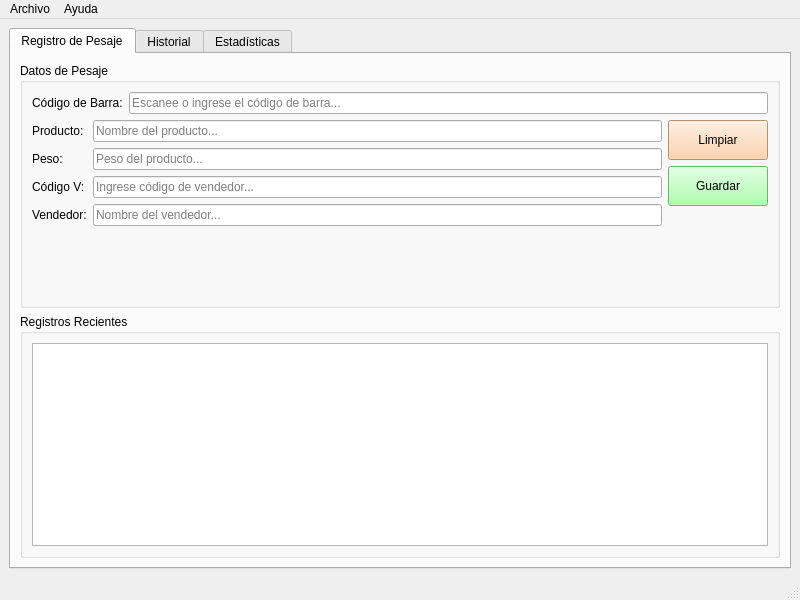
Before: the Qt Designer form src/ui/main_window.ui in Dio1807/carnivendedor, drawn with Qt 5.
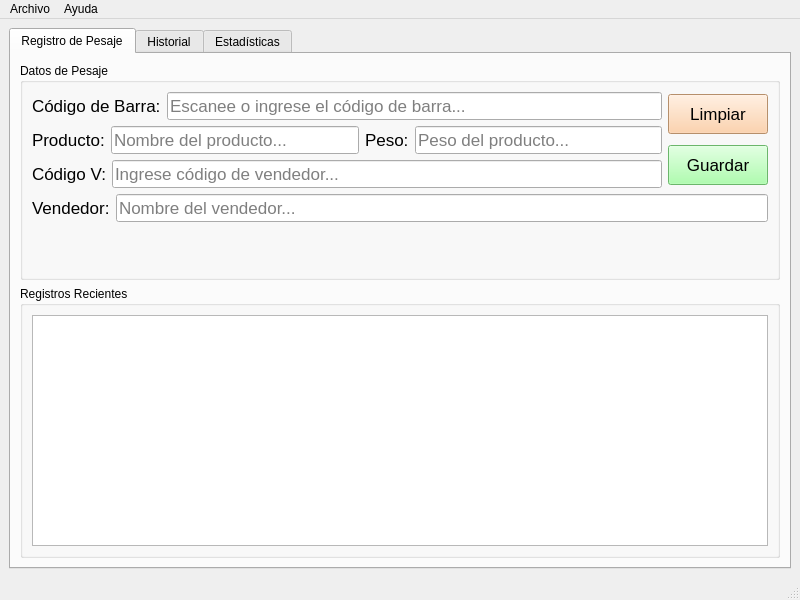
After: the same form once the commit is applied.

What changed in the file:
```diff
--- a/src/ui/main_window.ui
+++ b/src/ui/main_window.ui
@@ -30,38 +30,28 @@
           <property name="title">
            <string>Datos de Pesaje</string>
           </property>
-          <layout class="QVBoxLayout" name="verticalLayout_formulario">
+          <layout class="QGridLayout" name="gridLayout">
+           <item row="1" column="0" rowspan="2">
+            <layout class="QHBoxLayout" name="horizontalLayout_3">
            <item>
-            <layout class="QHBoxLayout" name="horizontalLayout_codigo_barra">
-             <item>
-              <widget class="QLabel" name="label_codigo_barra">
-               <property name="text">
-                <string>Código de Barra:</string>
+              <widget class="QLabel" name="label_producto_3">
+               <property name="font">
+                <font>
+                 <pointsize>13</pointsize>
+                </font>
                </property>
-              </widget>
-             </item>
-             <item>
-              <widget class="QLineEdit" name="lineEdit_codigo_barra">
-               <property name="placeholderText">
-                <string>Escanee o ingrese el código de barra...</string>
-               </property>
-              </widget>
-             </item>
-            </layout>
-           </item>
-           <item>
-            <layout class="QHBoxLayout" name="horizontalLayout_datos">
-             <item>
-              <layout class="QFormLayout" name="formLayout_datos">
-               <item row="0" column="0">
-                <widget class="QLabel" name="label_producto">
                  <property name="text">
                   <string>Producto:</string>
                  </property>
                 </widget>
                </item>
-               <item row="0" column="1">
-                <widget class="QLineEdit" name="lineEdit_producto">
+             <item>
+              <widget class="QLineEdit" name="lineEdit_producto_3">
+               <property name="font">
+                <font>
+                 <pointsize>13</pointsize>
+                </font>
+               </property>
                  <property name="readOnly">
                   <bool>true</bool>
                  </property>
@@ -70,15 +60,25 @@
                  </property>
                 </widget>
                </item>
-               <item row="1" column="0">
-                <widget class="QLabel" name="label_peso">
+             <item>
+              <widget class="QLabel" name="label_peso_3">
+               <property name="font">
+                <font>
+                 <pointsize>13</pointsize>
+                </font>
+               </property>
                  <property name="text">
                   <string>Peso:</string>
                  </property>
                 </widget>
                </item>
-               <item row="1" column="1">
-                <widget class="QLineEdit" name="lineEdit_peso">
+             <item>
+              <widget class="QLineEdit" name="lineEdit_peso_3">
+               <property name="font">
+                <font>
+                 <pointsize>13</pointsize>
+                </font>
+               </property>
                  <property name="readOnly">
                   <bool>true</bool>
                  </property>
@@ -87,49 +87,49 @@
                  </property>
                 </widget>
                </item>
-               <item row="2" column="0">
-                <widget class="QLabel" name="label_codigo_vendedor">
+            </layout>
+           </item>
+           <item row="3" column="0">
+            <layout class="QHBoxLayout" name="horizontalLayout_4">
+             <item>
+              <widget class="QLabel" name="label_codigo_vendedor_3">
+               <property name="font">
+                <font>
+                 <pointsize>13</pointsize>
+                </font>
+               </property>
                  <property name="text">
                   <string>Código V:</string>
                  </property>
                 </widget>
                </item>
-               <item row="2" column="1">
-                <widget class="QLineEdit" name="lineEdit_codigo_vendedor">
+             <item>
+              <widget class="QLineEdit" name="lineEdit_codigo_vendedor_3">
+               <property name="font">
+                <font>
+                 <pointsize>13</pointsize>
+                </font>
+               </property>
                  <property name="placeholderText">
                   <string>Ingrese código de vendedor...</string>
                  </property>
                 </widget>
                </item>
-               <item row="3" column="0">
-                <widget class="QLabel" name="label_vendedor">
-                 <property name="text">
-                  <string>Vendedor:</string>
-                 </property>
-                </widget>
-               </item>
-               <item row="3" column="1">
-                <widget class="QLineEdit" name="lineEdit_vendedor">
-                 <property name="readOnly">
-                  <bool>true</bool>
-                 </property>
-                 <property name="placeholderText">
-                  <string>Nombre del vendedor...</string>
-                 </property>
-                </widget>
-               </item>
-              </layout>
-             </item>
-             <item>
-              <layout class="QVBoxLayout" name="verticalLayout_botones">
-               <item>
-                <widget class="QPushButton" name="pushButton_limpiar">
+            </layout>
+           </item>
+           <item row="0" column="1" rowspan="2">
+            <widget class="QPushButton" name="pushButton_limpiar_2">
                  <property name="minimumSize">
                   <size>
                    <width>100</width>
                    <height>40</height>
                   </size>
                  </property>
+             <property name="font">
+              <font>
+               <pointsize>13</pointsize>
+              </font>
+             </property>
                  <property name="styleSheet">
                   <string notr="true">background-color: rgb(255, 200, 150);</string>
                  </property>
@@ -138,14 +138,47 @@
                  </property>
                 </widget>
                </item>
+           <item row="0" column="0">
+            <layout class="QHBoxLayout" name="horizontalLayout">
                <item>
-                <widget class="QPushButton" name="pushButton_guardar">
+              <widget class="QLabel" name="label_codigo_barra_3">
+               <property name="font">
+                <font>
+                 <pointsize>13</pointsize>
+                </font>
+               </property>
+               <property name="text">
+                <string>Código de Barra:</string>
+               </property>
+              </widget>
+             </item>
+             <item>
+              <widget class="QLineEdit" name="lineEdit_codigo_barra_3">
+               <property name="font">
+                <font>
+                 <pointsize>13</pointsize>
+                </font>
+               </property>
+               <property name="placeholderText">
+                <string>Escanee o ingrese el código de barra...</string>
+               </property>
+              </widget>
+             </item>
+            </layout>
+           </item>
+           <item row="2" column="1" rowspan="2">
+            <widget class="QPushButton" name="pushButton_guardar_2">
                  <property name="minimumSize">
                   <size>
                    <width>100</width>
                    <height>40</height>
                   </size>
                  </property>
+             <property name="font">
+              <font>
+               <pointsize>13</pointsize>
+              </font>
+             </property>
                  <property name="styleSheet">
                   <string notr="true">background-color: rgb(150, 255, 150);</string>
                  </property>
@@ -154,7 +187,38 @@
                  </property>
                 </widget>
                </item>
+           <item row="4" column="0" colspan="2">
+            <layout class="QHBoxLayout" name="horizontalLayout_5">
                <item>
+              <widget class="QLabel" name="label_vendedor_4">
+               <property name="font">
+                <font>
+                 <pointsize>13</pointsize>
+                </font>
+               </property>
+               <property name="text">
+                <string>Vendedor:</string>
+               </property>
+              </widget>
+             </item>
+             <item>
+              <widget class="QLineEdit" name="lineEdit_vendedor_4">
+               <property name="font">
+                <font>
+                 <pointsize>13</pointsize>
+                </font>
+               </property>
+               <property name="readOnly">
+                <bool>true</bool>
+               </property>
+               <property name="placeholderText">
+                <string>Nombre del vendedor...</string>
+               </property>
+              </widget>
+             </item>
+            </layout>
+           </item>
+           <item row="5" column="0" rowspan="2">
                 <spacer name="verticalSpacer">
                  <property name="orientation">
                   <enum>Qt::Vertical</enum>
@@ -168,10 +232,6 @@
                 </spacer>
                </item>
               </layout>
-             </item>
-            </layout>
-           </item>
-          </layout>
          </widget>
         </item>
         <item>
```
Left out of the diff: 8 changed lines with no effect on the pictures. Lines whose indentation alone changed are shown as unchanged.
